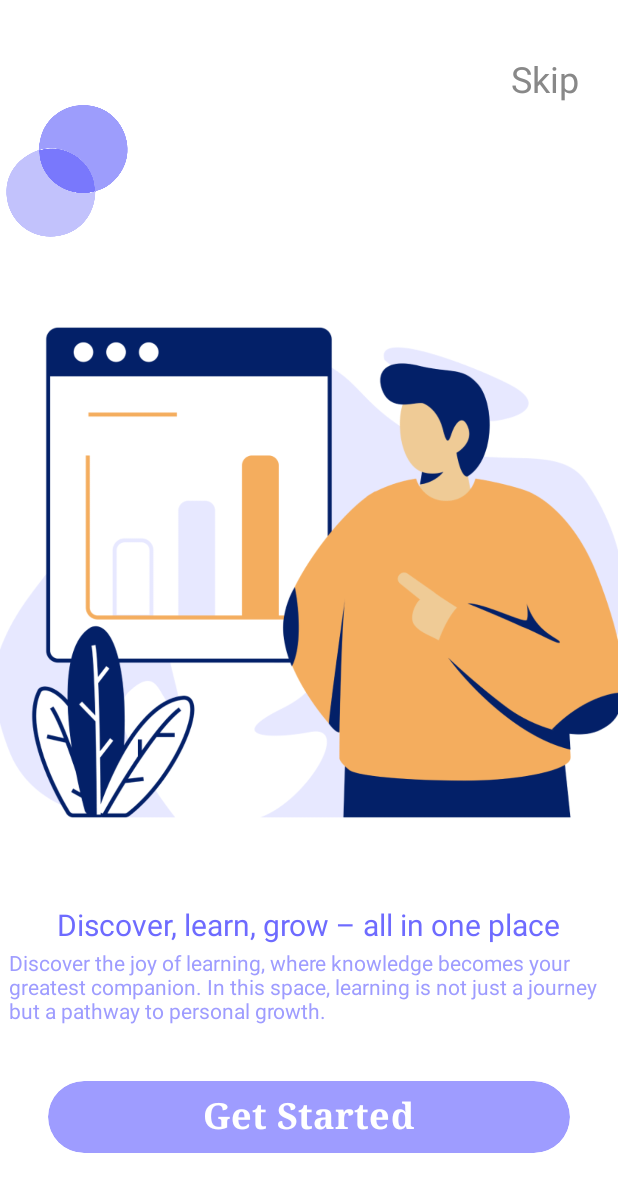
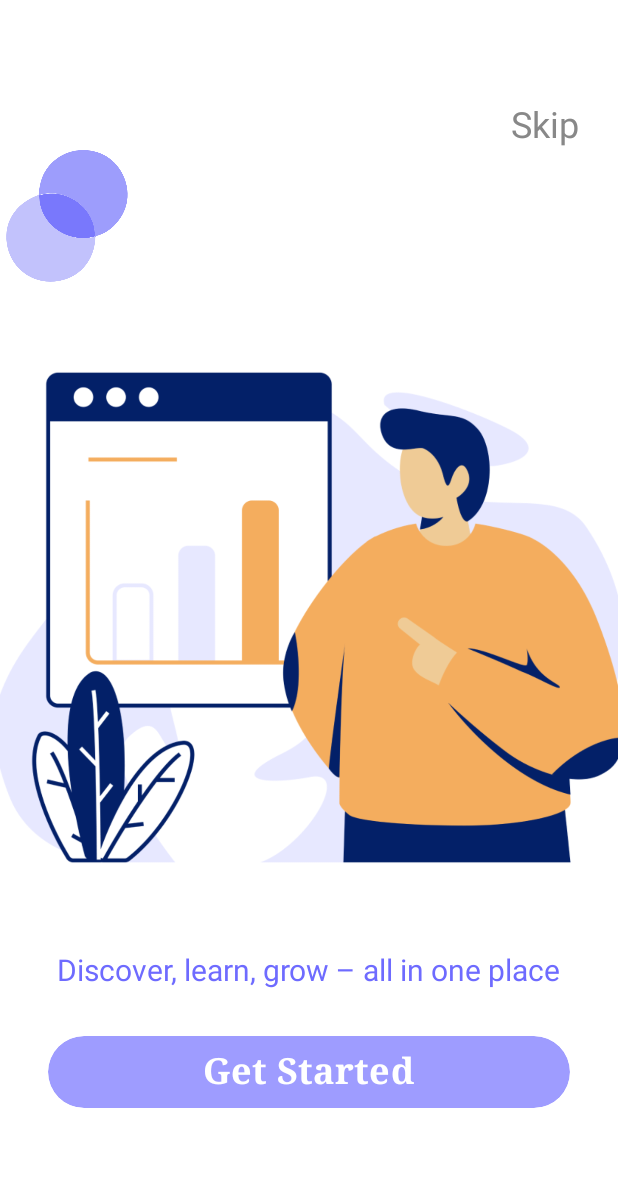
Before and after one commit to Omkharade318/Project-Bankai, an Android app built with Jetpack Compose: the screen it shows after launch (StartActivity), on a phone screen of 412 x 824 dp. Shown: the top 1192 px of the screen. Run offline under Robolectric (Android 15) with nearby library versions, the phone set to English and light mode, and no system bars.

Commit message:
fixed button group

```diff
--- a/app/src/main/java/com/example/projectbankai/ui/screens/authentication/start/StartActivity.kt
+++ b/app/src/main/java/com/example/projectbankai/ui/screens/authentication/start/StartActivity.kt
@@ -34,7 +34,6 @@ import androidx.compose.ui.draw.clip
 import androidx.compose.ui.draw.rotate
 import androidx.compose.ui.graphics.Color
 import androidx.compose.ui.graphics.toArgb
-import androidx.compose.ui.platform.LocalContext
 import androidx.compose.ui.res.painterResource
 import androidx.compose.ui.text.font.FontFamily
 import androidx.compose.ui.text.font.FontWeight
@@ -119,17 +118,6 @@ fun StartUI(
             fontFamily = FontFamily.SansSerif
         )
 
-        Text(
-            text = "Discover the joy of learning, where knowledge becomes your " +
-                    "greatest companion. In this space, learning is not just a journey " +
-                    "but a pathway to personal growth.",
-            modifier = Modifier
-                .fillMaxWidth()
-                .align(Alignment.CenterHorizontally)
-                .padding(6.dp),
-            color = LightPurple,
-            fontFamily = FontFamily.SansSerif,
-        )
             Spacer(modifier = Modifier.height(16.dp))
 
         Button(
```
